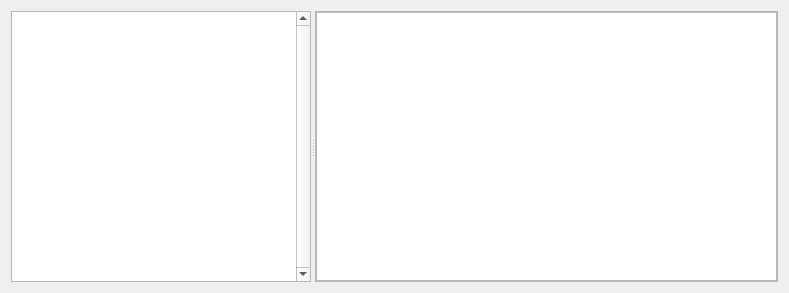
Before: the Qt Designer form plotwidget.ui in bendalab/NixView, drawn with Qt 5.
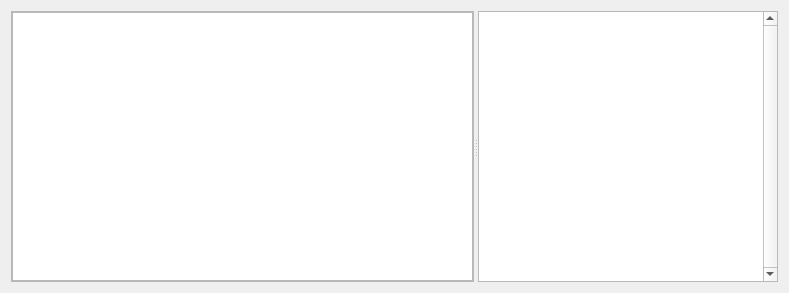
After: the same form once the commit is applied.

Commit message: reverse oder of scrollareas

Diff of the .ui file:
```diff
--- a/plotwidget.ui
+++ b/plotwidget.ui
@@ -34,6 +34,48 @@
      <property name="orientation">
       <enum>Qt::Horizontal</enum>
      </property>
+     <widget class="QScrollArea" name="scrollArea_2">
+      <property name="autoFillBackground">
+       <bool>true</bool>
+      </property>
+      <property name="widgetResizable">
+       <bool>true</bool>
+      </property>
+      <widget class="QWidget" name="scrollAreaWidgetContents_2">
+       <property name="geometry">
+        <rect>
+         <x>0</x>
+         <y>0</y>
+         <width>215</width>
+         <height>267</height>
+        </rect>
+       </property>
+       <layout class="QVBoxLayout" name="verticalLayout">
+        <property name="leftMargin">
+         <number>0</number>
+        </property>
+        <property name="topMargin">
+         <number>0</number>
+        </property>
+        <property name="rightMargin">
+         <number>0</number>
+        </property>
+        <property name="bottomMargin">
+         <number>0</number>
+        </property>
+        <item>
+         <widget class="QTextEdit" name="entityDescription">
+          <property name="undoRedoEnabled">
+           <bool>false</bool>
+          </property>
+          <property name="readOnly">
+           <bool>true</bool>
+          </property>
+         </widget>
+        </item>
+       </layout>
+      </widget>
+     </widget>
      <widget class="QScrollArea" name="scrollArea">
       <property name="sizePolicy">
        <sizepolicy hsizetype="Expanding" vsizetype="Expanding">
@@ -98,49 +140,7 @@
         </property>
        </layout>
       </widget>
-     </widget>
-     <widget class="QScrollArea" name="scrollArea_2">
-      <property name="autoFillBackground">
-       <bool>true</bool>
-      </property>
-      <property name="widgetResizable">
-       <bool>true</bool>
-      </property>
-      <widget class="QWidget" name="scrollAreaWidgetContents_2">
-       <property name="geometry">
-        <rect>
-         <x>0</x>
-         <y>0</y>
-         <width>215</width>
-         <height>267</height>
-        </rect>
-       </property>
-       <layout class="QVBoxLayout" name="verticalLayout">
-        <property name="leftMargin">
-         <number>0</number>
-        </property>
-        <property name="topMargin">
-         <number>0</number>
-        </property>
-        <property name="rightMargin">
-         <number>0</number>
-        </property>
-        <property name="bottomMargin">
-         <number>0</number>
-        </property>
-        <item>
-         <widget class="QTextEdit" name="entityDescription">
-          <property name="undoRedoEnabled">
-           <bool>false</bool>
-          </property>
-          <property name="readOnly">
-           <bool>true</bool>
-          </property>
-         </widget>
-        </item>
-       </layout>
-      </widget>
-     </widget>
+     </widget>     
     </widget>
    </item>
   </layout>
```
